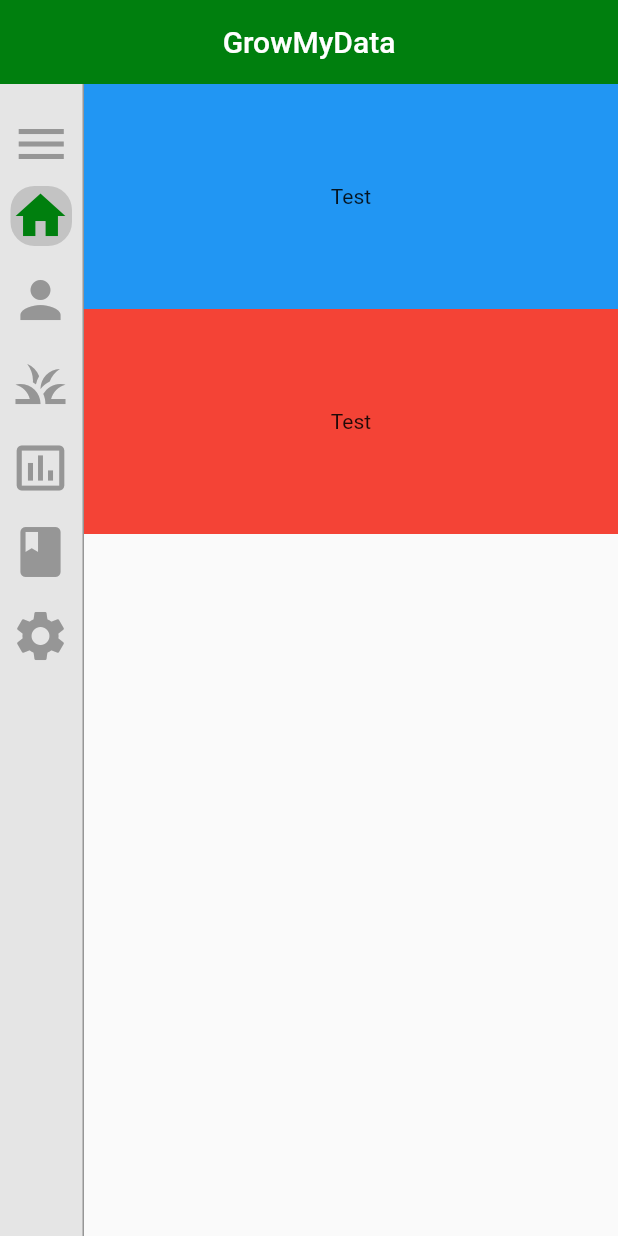
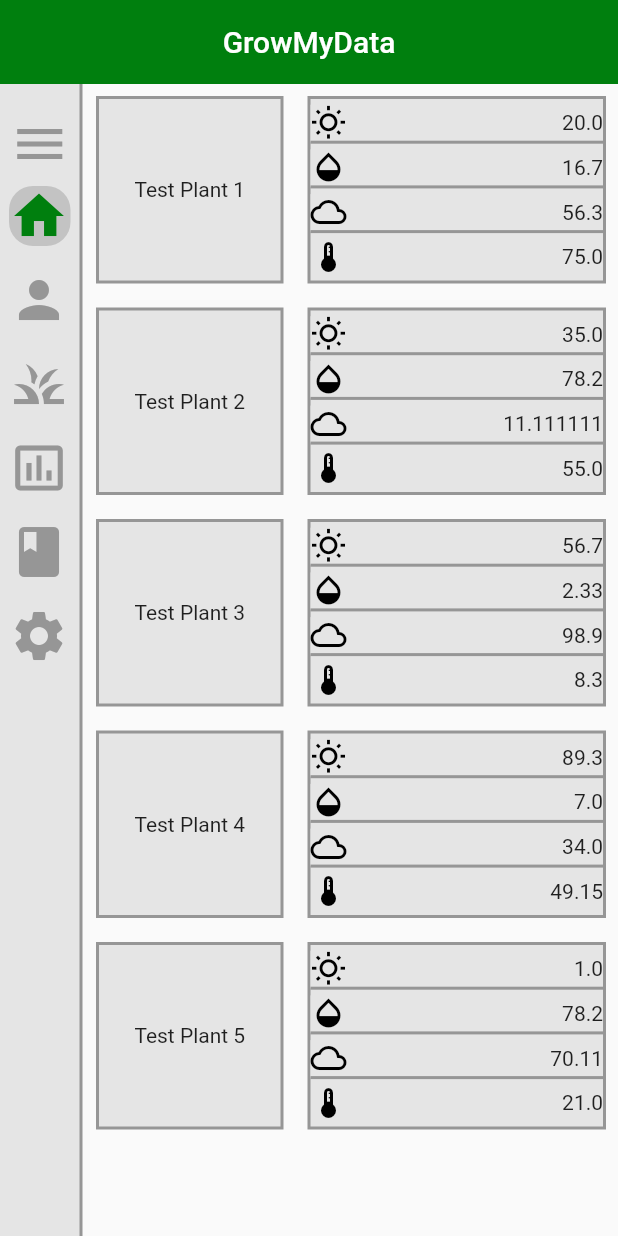
Before and after one commit to jchan02/GrowMyDataApp, a Flutter app: the screen it shows after launch, on a phone screen of 412 x 824 dp. Run offline on Flutter 3.47's test engine with Material 2 defaults, Android fonts, the phone set to English and light mode, and no system bars.

Commit message:
Added homepage plant overview

```diff
--- a/lib/main.dart
+++ b/lib/main.dart
@@ -1,5 +1,6 @@
 import 'package:flutter/material.dart';
 import 'package:gmd_project/model/navigation_model.dart';
+import 'package:gmd_project/model/plant_model.dart';
 
 void main() => runApp(GMDApp());
 
@@ -48,7 +49,7 @@ class _NavigationDrawerState extends State<NavigationDrawer> with SingleTickerPr
   void initState() {
     super.initState();
     _animationController = AnimationController(vsync: this, duration: Duration(milliseconds: 300));
-    widthAnim = Tween<double>(begin: 56, end: 200).animate(_animationController);
+    widthAnim = Tween<double>(begin: 55, end: 200).animate(_animationController);
   }
   @override
   Widget build(BuildContext context) {
@@ -65,7 +66,7 @@ class _NavigationDrawerState extends State<NavigationDrawer> with SingleTickerPr
         border: Border(
           right: BorderSide(
             color: Color(0xFF969696),
-            width: 1.0,
+            width: 2.0,
           )
         )
       ),
@@ -137,7 +138,7 @@ class _CollapsingListTileState extends State<CollapsingListTile> {
           color: widget.isSelected ? Colors.transparent.withOpacity(0.15) : Colors.transparent,
         ),
         width: widthAnim.value,
-        margin: EdgeInsets.symmetric(horizontal: 7.0, vertical: 8.0),
+        margin: EdgeInsets.symmetric(horizontal: 6.0, vertical: 8.0),
         child: Row(
           children: <Widget>[
            Icon(widget.icon, color: widget.isSelected ? Color(0xFF007F0E) : Color(0xFF969696), size: 40.0,),
@@ -158,21 +159,149 @@ class Homepage extends StatefulWidget {
 class _HomepageState extends State<Homepage> {
   @override
   Widget build(BuildContext context) {
-    return ListView(
+    return ListView.builder(
       padding: EdgeInsets.only(left: 56.0),
+      itemBuilder: (context, counter) {
+        return HomePlantView(
+          id: plantProbes[counter].id,
+          name: plantProbes[counter].name,
+          readings: plantProbes[counter].readings,
+        );
+      },
+      itemCount: plantProbes.length,
+    );
+  }
+}
+
+class HomePlantView extends StatefulWidget {
+  final String id;
+  final String name;
+  final List<PlantReading> readings;
+  HomePlantView({this.id, this.name, this.readings});
+  @override
+  _HomePlantViewState createState() => _HomePlantViewState();
+}
+
+class _HomePlantViewState extends State<HomePlantView> {
+  @override
+  Widget build(BuildContext context) {
+    return Row(
       children: <Widget> [
         Container(
-          padding: EdgeInsets.all(8.0),
-          height: 150,
-          color: Colors.blue[500],
-          child: const Center(child: Text('Test')),
+          decoration: BoxDecoration(
+            color: Color(0xFFE5E5E5),
+            border: Border.all(
+              color: Color(0xFF969696),
+              width: 2.0,
+            )
+          ),
+          margin: EdgeInsets.all(8.0),
+          width: 125,
+          height: 125,
+          child: Center(child: Text(widget.name)),
         ),
-        Container(
-          padding: EdgeInsets.all(8.0),
-          height: 150,
-          color: Colors.red[500],
-          child: const Center(child: Text('Test')),
-        ),
+        Expanded(
+          child: Container(
+            decoration: BoxDecoration(
+              color: Color(0xFFE5E5E5),
+              border: Border.all(
+                color: Color(0xFF969696),
+                width: 2.0,
+              )
+            ),
+            margin: EdgeInsets.all(8.0),
+            width: 125,
+            height: 125,
+            child: Column(
+              mainAxisAlignment: MainAxisAlignment.spaceEvenly,
+              children: <Widget> [
+                Align(
+                  alignment: Alignment.centerLeft,
+                  child: Container(
+                    decoration: BoxDecoration(
+                      color: Color(0xFFE5E5E5),
+                      border: Border(
+                        bottom: BorderSide(
+                          color: Color(0xFF969696),
+                          width: 2.0,
+                        )
+                      )
+                    ),
+                    child: Row(
+                      children: <Widget> [
+                        Icon(
+                          Icons.wb_sunny_outlined,
+                          color: Colors.black,
+                        ),
+                        Expanded(child: Align(child: Text(widget.readings.last.light.toString()), alignment: Alignment.centerRight)),
+                      ]
+                    )
+                  )
+                ),
+                Align(
+                  alignment: Alignment.centerLeft,
+                  child: Container(
+                    decoration: BoxDecoration(
+                      color: Color(0xFFE5E5E5),
+                      border: Border(
+                        bottom: BorderSide(
+                          color: Color(0xFF969696),
+                          width: 2.0,
+                        )
+                      )
+                    ),
+                    child: Row(
+                      children: <Widget> [
+                        Icon(
+                          Icons.opacity,
+                          color: Colors.black,
+                        ),
+                        Expanded(child: Align(child: Text(widget.readings.last.moisture.toString()), alignment: Alignment.centerRight)),
+                      ]
+                    )
+                  )
+                ),
+                Align(
+                  alignment: Alignment.centerLeft,
+                  child: Container(
+                    decoration: BoxDecoration(
+                      color: Color(0xFFE5E5E5),
+                      border: Border(
+                        bottom: BorderSide(
+                          color: Color(0xFF969696),
+                          width: 2.0,
+                        )
+                      )
+                    ),
+                    child: Row(
+                      children: <Widget> [
+                        Icon(
+                          Icons.wb_cloudy_outlined,
+                          color: Colors.black,
+                        ),
+                        Expanded(child: Align(child: Text(widget.readings.last.humidity.toString()), alignment: Alignment.centerRight)),
+                      ]
+                    )
+                  )
+                ),
+                Align(
+                  alignment: Alignment.centerLeft,
+                  child: Container(
+                    child: Row(
+                      children: <Widget> [
+                        Icon(
+                          Icons.thermostat_rounded,
+                          color: Colors.black,
+                        ),
+                        Expanded(child: Align(child: Text(widget.readings.last.temperature.toString()), alignment: Alignment.centerRight)),
+                      ]
+                    )
+                  )
+                ),
+              ]
+            )
+          )
+        )
       ]
     );
   }
--- /dev/null
+++ b/lib/model/plant_model.dart
@@ -0,0 +1,25 @@
+class PlantModel {
+  String id;
+  String name;
+  List<PlantReading> readings;
+
+  PlantModel({this.id, this.name, this.readings});
+}
+
+class PlantReading {
+  String time;
+  double light;
+  double moisture;
+  double humidity;
+  double temperature;
+
+  PlantReading({this.time, this.light, this.moisture, this.humidity, this.temperature});
+}
+
+List<PlantModel> plantProbes = [
+  PlantModel(id: "1", name: "Test Plant 1", readings: [PlantReading(time: "0", light: 20.0, moisture: 16.7, humidity: 56.3, temperature: 75)]),
+  PlantModel(id: "2", name: "Test Plant 2", readings: [PlantReading(time: "1", light: 35.0, moisture: 78.2, humidity: 11.111111, temperature: 55)]),
+  PlantModel(id: "3", name: "Test Plant 3", readings: [PlantReading(time: "66", light: 56.7, moisture: 2.33, humidity: 98.9, temperature: 8.3)]),
+  PlantModel(id: "4", name: "Test Plant 4", readings: [PlantReading(time: "162", light: 89.3, moisture: 7, humidity: 34, temperature: 49.15)]),
+  PlantModel(id: "5", name: "Test Plant 5", readings: [PlantReading(time: "2412", light: 1.0, moisture: 78.2, humidity: 70.11, temperature: 21)]),
+];
```
Also changed, not shown: 3 other files.
